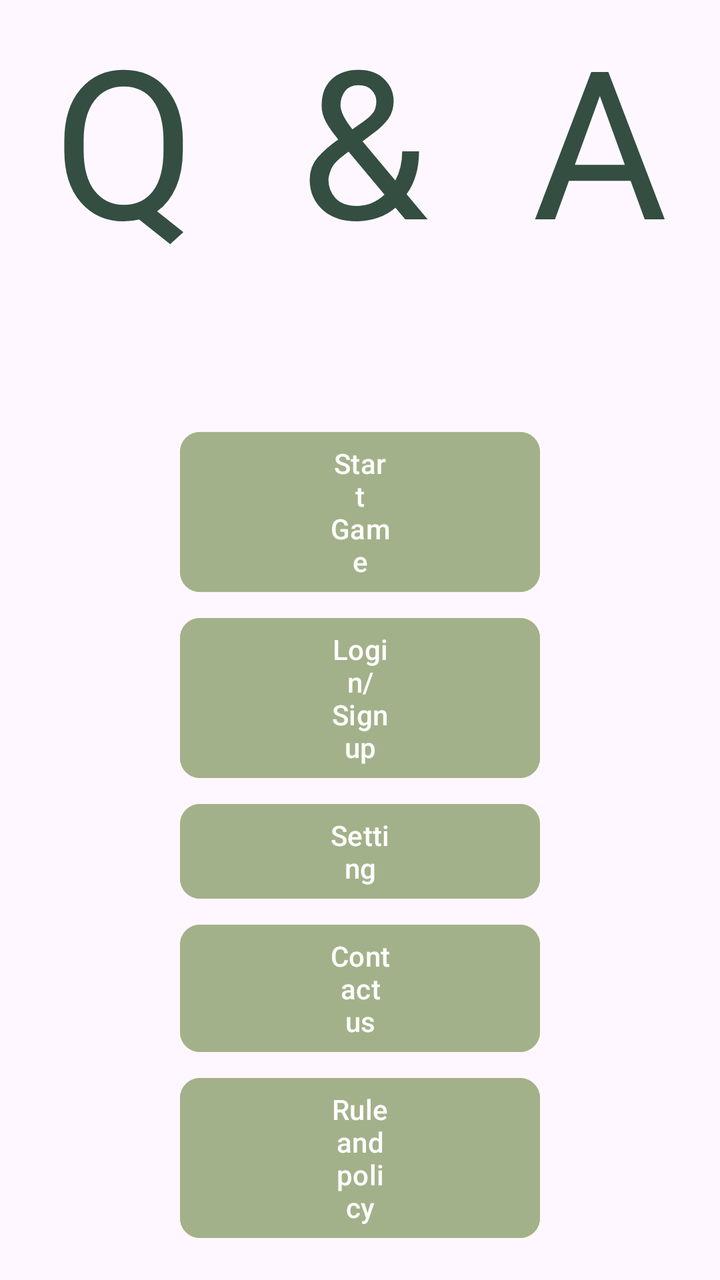
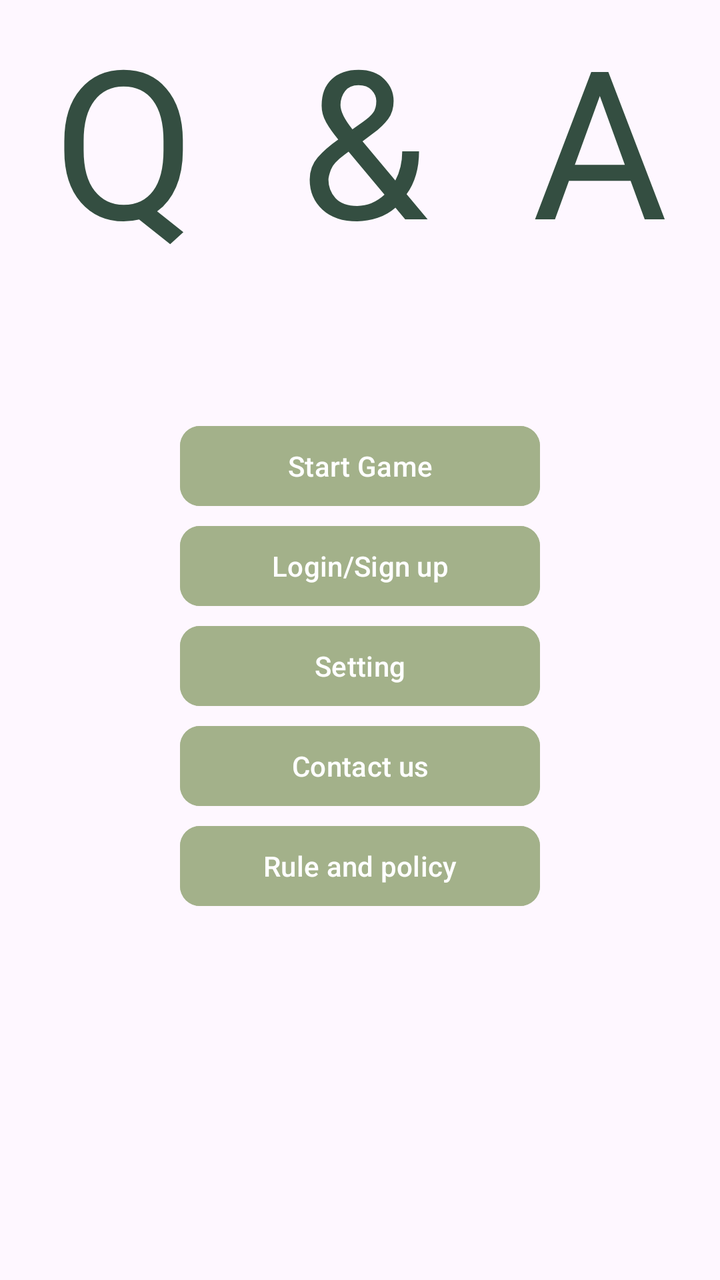

Compare the two renders of this Android layout. The source of the first and the diff that turns it into the second are given below.
<!-- AndroidManifest.xml: application theme Theme.MenuActivity -->
<!-- res/layout/activity_main.xml -->
<?xml version="1.0" encoding="utf-8"?>
<androidx.constraintlayout.widget.ConstraintLayout xmlns:android="http://schemas.android.com/apk/res/android"
    xmlns:app="http://schemas.android.com/apk/res-auto"
    xmlns:tools="http://schemas.android.com/tools"
    android:id="@+id/main"
    android:layout_width="match_parent"
    android:layout_height="match_parent"
    tools:context=".MainActivity">

    <TextView
        android:id="@+id/menu_Logo"
        android:layout_width="match_parent"
        android:layout_height="0dp"
        android:autoSizeTextType="uniform"
        android:fontFamily="@font/aclonica"
        android:gravity="center_horizontal"
        android:letterSpacing="0.5"
        android:lines="1"
        android:text="@string/app_name"
        android:textColor="@color/deep_forest_green"
        app:layout_constraintBottom_toTopOf="@+id/menu_section"
        app:layout_constraintEnd_toEndOf="parent"
        app:layout_constraintHeight_percent="0.3"
        app:layout_constraintStart_toStartOf="parent"
        app:layout_constraintTop_toTopOf="parent" />
    <LinearLayout
        android:id="@+id/menu_section"
        android:layout_marginTop="15dp"
        android:layout_width="0dp"
        android:layout_height="0dp"
        app:layout_constraintBottom_toBottomOf="parent"
        app:layout_constraintStart_toStartOf="parent"
        app:layout_constraintEnd_toEndOf="parent"
        app:layout_constraintTop_toBottomOf="@+id/menu_Logo"
        android:orientation="vertical"
        app:layout_constraintWidth_percent="0.5"

        >
        <com.google.android.material.button.MaterialButton
            android:id="@+id/menu_start_game"
            android:layout_width="match_parent"
            android:layout_height="wrap_content"
            android:text="Start Game"
            android:paddingHorizontal="75dp"
            app:rippleColor="@color/olive_green"
            android:backgroundTint="@color/olive_green"
            app:cornerRadius="10dp"
            android:layout_marginTop="5dp"/>
        <com.google.android.material.button.MaterialButton
            android:id="@+id/Login"
            android:layout_width="match_parent"
            android:layout_height="wrap_content"
            android:text="Login/Sign up"
            android:paddingHorizontal="75dp"
            app:rippleColor="@color/olive_green"
            android:backgroundTint="@color/olive_green"
            app:cornerRadius="10dp"
            android:layout_marginTop="5dp"/>
        <com.google.android.material.button.MaterialButton
            android:id="@+id/menu_setting"
            android:layout_width="match_parent"
            android:layout_height="wrap_content"
            android:text="Setting"
            android:paddingHorizontal="75dp"
            app:rippleColor="@color/olive_green"
            android:backgroundTint="@color/olive_green"
            app:cornerRadius="10dp"
            android:layout_marginTop="5dp"/>
        <com.google.android.material.button.MaterialButton
            android:id="@+id/menu_contact_us"
            android:layout_width="match_parent"
            android:layout_height="wrap_content"
            android:text="Contact us"
            android:paddingHorizontal="75dp"
            app:rippleColor="@color/olive_green"
            android:backgroundTint="@color/olive_green"
            app:cornerRadius="10dp"
            android:layout_marginTop="5dp"/>
        <com.google.android.material.button.MaterialButton
            android:id="@+id/menu_rules_policy"
            android:layout_width="match_parent"
            android:layout_height="wrap_content"
            android:text="Rule and policy"
            android:paddingHorizontal="75dp"
            app:rippleColor="@color/olive_green"
            android:backgroundTint="@color/olive_green"
            app:cornerRadius="10dp"
            android:layout_marginTop="5dp"/>






    </LinearLayout>

</androidx.constraintlayout.widget.ConstraintLayout>
<!-- resources referenced by this layout -->
<resources>
  <color name="deep_forest_green">#344E41</color>
  <color name="olive_green">#A3B18A</color>
  <string name="app_name">Q&amp;A</string>
  <style name="Theme.MenuActivity" parent="Base.Theme.MenuActivity" />
  <style name="Base.Theme.MenuActivity" parent="Theme.Material3.DayNight.NoActionBar">
          
          
      </style>
</resources>

<!-- the commit's change to res/layout/activity_main.xml (unified diff, before → after) -->
@@ -34,6 +34,7 @@
         app:layout_constraintTop_toBottomOf="@+id/menu_Logo"
         android:orientation="vertical"
         app:layout_constraintWidth_percent="0.5"
+        android:layout_marginBottom="20dp"
 
         >
         <com.google.android.material.button.MaterialButton
@@ -41,51 +42,46 @@
             android:layout_width="match_parent"
             android:layout_height="wrap_content"
             android:text="Start Game"
-            android:paddingHorizontal="75dp"
             app:rippleColor="@color/olive_green"
             android:backgroundTint="@color/olive_green"
             app:cornerRadius="10dp"
-            android:layout_marginTop="5dp"/>
+            android:layout_marginTop="2dp"/>
         <com.google.android.material.button.MaterialButton
             android:id="@+id/Login"
             android:layout_width="match_parent"
             android:layout_height="wrap_content"
             android:text="Login/Sign up"
-            android:paddingHorizontal="75dp"
             app:rippleColor="@color/olive_green"
             android:backgroundTint="@color/olive_green"
             app:cornerRadius="10dp"
-            android:layout_marginTop="5dp"/>
+            android:layout_marginTop="2dp"/>
         <com.google.android.material.button.MaterialButton
             android:id="@+id/menu_setting"
             android:layout_width="match_parent"
             android:layout_height="wrap_content"
             android:text="Setting"
-            android:paddingHorizontal="75dp"
             app:rippleColor="@color/olive_green"
             android:backgroundTint="@color/olive_green"
             app:cornerRadius="10dp"
-            android:layout_marginTop="5dp"/>
+            android:layout_marginTop="2dp"/>
         <com.google.android.material.button.MaterialButton
             android:id="@+id/menu_contact_us"
             android:layout_width="match_parent"
             android:layout_height="wrap_content"
             android:text="Contact us"
-            android:paddingHorizontal="75dp"
             app:rippleColor="@color/olive_green"
             android:backgroundTint="@color/olive_green"
             app:cornerRadius="10dp"
-            android:layout_marginTop="5dp"/>
+            android:layout_marginTop="2dp"/>
         <com.google.android.material.button.MaterialButton
             android:id="@+id/menu_rules_policy"
             android:layout_width="match_parent"
             android:layout_height="wrap_content"
             android:text="Rule and policy"
-            android:paddingHorizontal="75dp"
             app:rippleColor="@color/olive_green"
             android:backgroundTint="@color/olive_green"
             app:cornerRadius="10dp"
-            android:layout_marginTop="5dp"/>
+            android:layout_marginTop="2dp"/>
 
 
 
